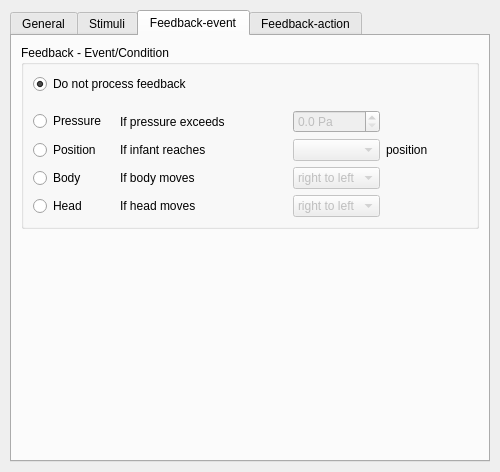
Qt form Scenario_designer/ct_conftoystick.ui (luizamici/caretoy) before a commit.
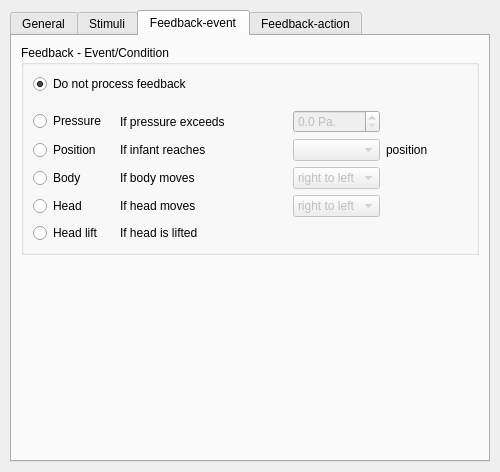
The same form after that commit. The open tabs and pages were chosen to show the change. Custom widgets are drawn as their Qt base class.

Diff of the .ui file:
```diff
--- a/Scenario_designer/ct_conftoystick.ui
+++ b/Scenario_designer/ct_conftoystick.ui
@@ -537,7 +537,7 @@
              <bool>false</bool>
             </property>
             <property name="suffix">
-             <string> Pa</string>
+             <string> Pa.</string>
             </property>
             <property name="decimals">
              <number>1</number>
@@ -564,6 +564,20 @@
             </item>
            </widget>
           </item>
+          <item row="6" column="0">
+           <widget class="QRadioButton" name="qrb_headlifted_event">
+            <property name="text">
+             <string>Head lift</string>
+            </property>
+           </widget>
+          </item>
+          <item row="6" column="1">
+           <widget class="QLabel" name="label_2">
+            <property name="text">
+             <string>If head is lifted</string>
+            </property>
+           </widget>
+          </item>
          </layout>
         </widget>
        </item>
```
Left out of the diff: 14 changed lines with no effect on the pictures.
